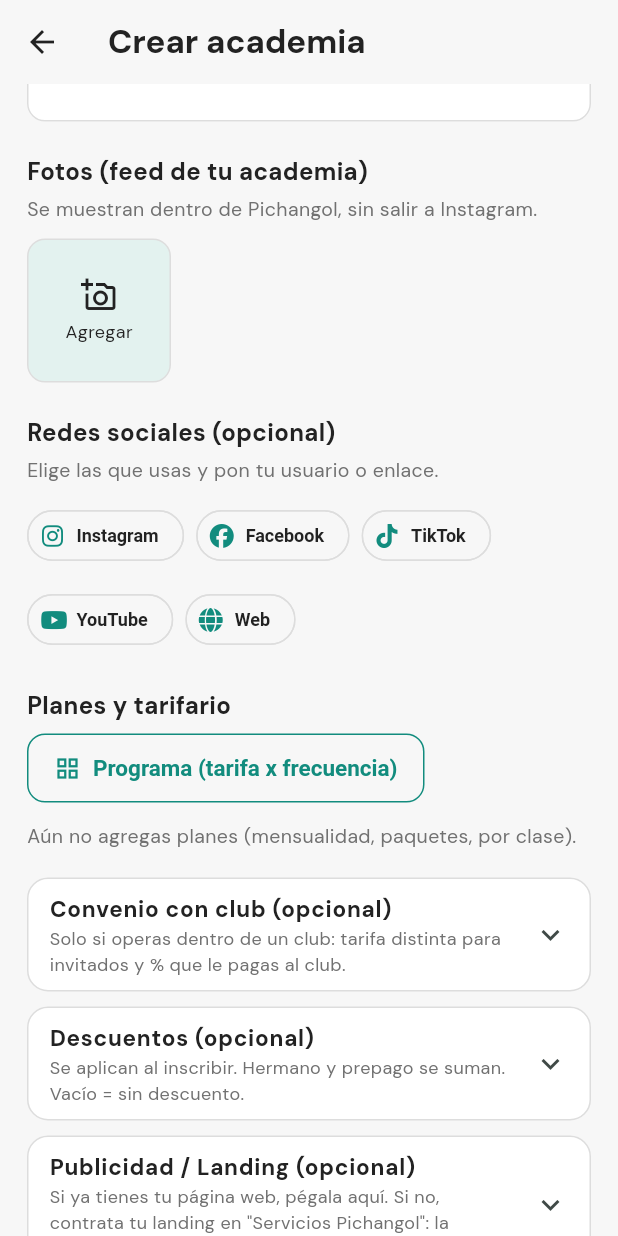
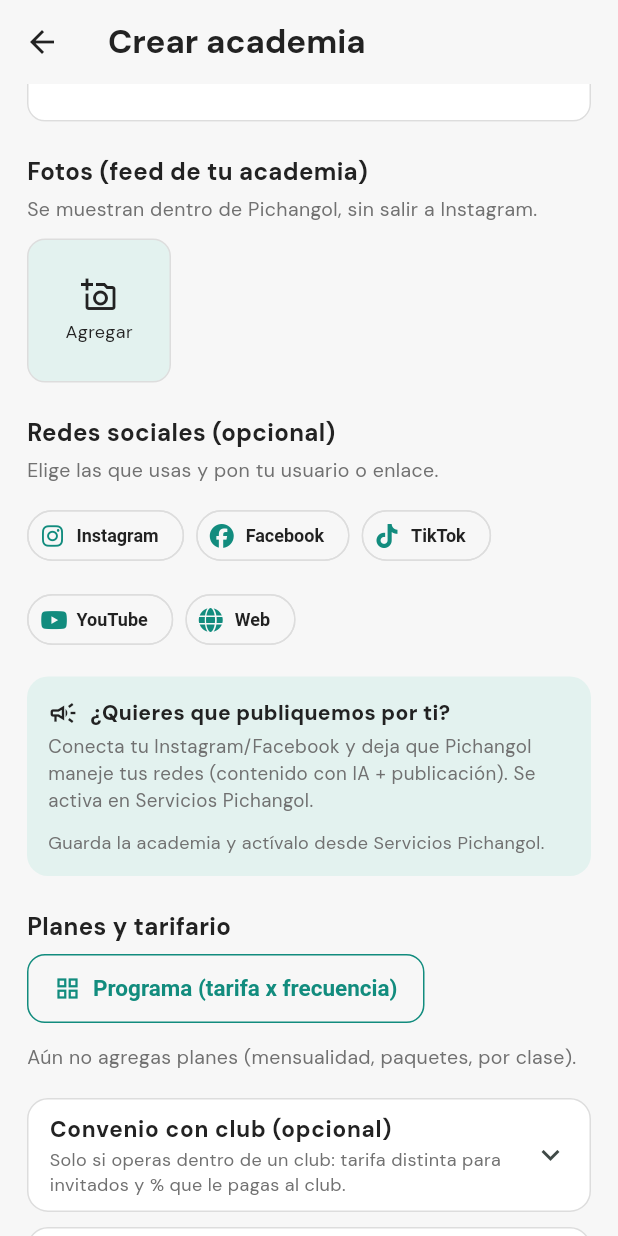
Before and after one commit to dcalagua/canchas-app-lima, a Flutter app: the CrearAcademiaScreen screen opened directly, scrolled down 576 dp, on a phone screen of 412 x 824 dp. Run offline on Flutter 3.47's test engine with Material 3 defaults, Android fonts, the phone set to English and light mode, and no system bars; our stand-ins replace audioplayers, firebase_core, firebase_messaging, font_awesome_flutter, geocoding, geolocator and 8 more; missing offline and left inert: record; accounts and stored records are empty.

Commit message:
Academia: atajo a Servicios para manejo de redes (OAuth centralizado)
Decisión de flujo: el OAuth para publicar (manejo de redes) vive en Servicios
Pichangol; en la edición de la academia se agrega solo un atajo/CTA '¿Quieres que
publiquemos por ti? → Ir a Servicios Pichangol' (en academia existente; en nueva,
avisa que guarde primero). Los chips de arriba siguen siendo para DECLARAR el
@usuario (gratis, ficha/landing); no se importa media de IG (landing usa las fotos
subidas en la app).

```diff
--- a/lib/screens/crear_academia_screen.dart
+++ b/lib/screens/crear_academia_screen.dart
@@ -699,6 +699,59 @@ class _CrearAcademiaScreenState extends State<CrearAcademiaScreen> {
                 ),
               ),
             ],
+          const SizedBox(height: 14),
+          // Atajo al servicio de MANEJO de redes (OAuth para publicar). El enlace
+          // OAuth vive en Servicios Pichangol (donde se contrata); aquí solo se
+          // descubre. Publicar por el usuario ≠ declarar el @usuario de arriba.
+          Container(
+            padding: const EdgeInsets.all(14),
+            decoration: BoxDecoration(
+                color: limaSuave, borderRadius: BorderRadius.circular(14)),
+            child: Column(
+              crossAxisAlignment: CrossAxisAlignment.start,
+              children: [
+                const Row(
+                  children: [
+                    Icon(Icons.campaign_outlined, color: bosque, size: 20),
+                    SizedBox(width: 8),
+                    Expanded(
+                      child: Text('¿Quieres que publiquemos por ti?',
+                          style: TextStyle(
+                              fontWeight: FontWeight.w800, color: bosque)),
+                    ),
+                  ],
+                ),
+                const SizedBox(height: 4),
+                const Text(
+                    'Conecta tu Instagram/Facebook y deja que Pichangol maneje '
+                    'tus redes (contenido con IA + publicación). Se activa en '
+                    'Servicios Pichangol.',
+                    style: TextStyle(fontSize: 12.5, color: textoTenue)),
+                const SizedBox(height: 10),
+                if (widget.academia != null)
+                  SizedBox(
+                    width: double.infinity,
+                    child: FilledButton.icon(
+                      style: FilledButton.styleFrom(
+                          backgroundColor: lima, foregroundColor: Colors.white),
+                      icon: const Icon(Icons.arrow_forward, size: 18),
+                      label: const Text('Ir a Servicios Pichangol'),
+                      onPressed: () => Navigator.of(context).push(
+                        MaterialPageRoute(
+                          builder: (_) => ServiciosScreen(
+                              negocio: appState.negocioServiciosDeAcademia(
+                                  widget.academia!)),
+                        ),
+                      ),
+                    ),
+                  )
+                else
+                  const Text(
+                      'Guarda la academia y actívalo desde Servicios Pichangol.',
+                      style: TextStyle(fontSize: 12, color: textoTenue)),
+              ],
+            ),
+          ),
           const SizedBox(height: 22),
           const Text('Planes y tarifario',
               style: TextStyle(fontWeight: FontWeight.w700, fontSize: 16)),
```
